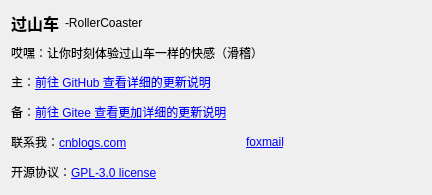
This is uis/rc_setting/what_new/what_new.ui in YQBaobao/RollerCoaster as Qt 5 draws it before an edit. The edited form follows.
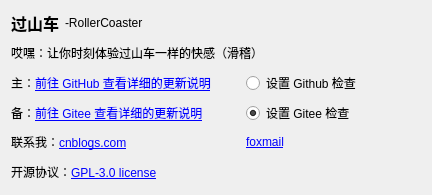
This is the edited form.

Commit message: ADD:添加GitHub与Gitee检查设置

Patch:
```diff
--- a/uis/rc_setting/what_new/what_new.ui
+++ b/uis/rc_setting/what_new/what_new.ui
@@ -41,20 +41,6 @@
      </property>
     </widget>
    </item>
-   <item row="4" column="0" colspan="3">
-    <widget class="QLabel" name="label_2">
-     <property name="text">
-      <string>备：&lt;a href=&quot;https://gitee.com/yqbao/roller-coaster/releases&quot;&gt;前往 Gitee 查看更加详细的更新说明&lt;/a&gt;</string>
-     </property>
-    </widget>
-   </item>
-   <item row="3" column="0" colspan="3">
-    <widget class="QLabel" name="label">
-     <property name="text">
-      <string>主：&lt;a href=&quot;https://github.com/YQBaobao/RollerCoaster/releases&quot;&gt;前往 GitHub 查看详细的更新说明&lt;/a&gt;</string>
-     </property>
-    </widget>
-   </item>
    <item row="2" column="0" colspan="3">
     <widget class="QLabel" name="label_4">
      <property name="text">
@@ -76,6 +62,37 @@
      </property>
     </widget>
    </item>
+   <item row="3" column="0" colspan="2">
+    <widget class="QLabel" name="label">
+     <property name="text">
+      <string>主：&lt;a href=&quot;https://github.com/YQBaobao/RollerCoaster/releases&quot;&gt;前往 GitHub 查看详细的更新说明&lt;/a&gt;</string>
+     </property>
+    </widget>
+   </item>
+   <item row="4" column="0" colspan="2">
+    <widget class="QLabel" name="label_2">
+     <property name="text">
+      <string>&lt;html&gt;&lt;head/&gt;&lt;body&gt;&lt;p&gt;备：&lt;a href=&quot;https://gitee.com/yqbao/roller-coaster/releases&quot;&gt;&lt;span style=&quot; text-decoration: underline; color:#0000ff;&quot;&gt;前往 Gitee 查看详细的更新说明&lt;/span&gt;&lt;/a&gt;&lt;/p&gt;&lt;/body&gt;&lt;/html&gt;</string>
+     </property>
+    </widget>
+   </item>
+   <item row="3" column="2">
+    <widget class="QRadioButton" name="radioButton">
+     <property name="text">
+      <string>设置 Github 检查</string>
+     </property>
+    </widget>
+   </item>
+   <item row="4" column="2">
+    <widget class="QRadioButton" name="radioButton_2">
+     <property name="text">
+      <string>设置 Gitee 检查</string>
+     </property>
+     <property name="checked">
+      <bool>true</bool>
+     </property>
+    </widget>
+   </item>
   </layout>
  </widget>
  <resources/>
```
The commit also changes 6 other files.
